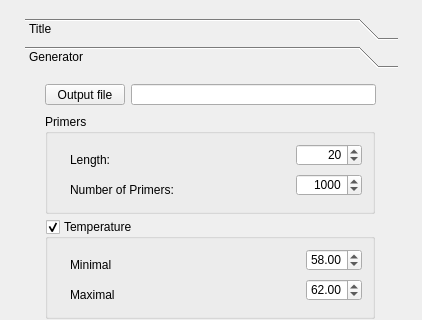
This is form.ui in miskiewiczm/dna_bits as Qt 5 draws it before an edit; both pictures show x 0 to 422 and y 0 to 320 of the 422 by 715 pixel window. The edited form follows.
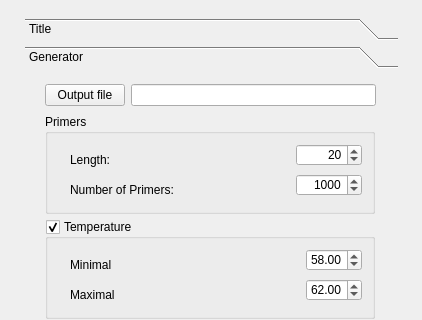
This is the edited form. The open tabs and pages were chosen to show the change.

Commit message: add ui bits height changes

Patch:
```diff
--- a/form.ui
+++ b/form.ui
@@ -441,7 +441,7 @@
         <x>20</x>
         <y>10</y>
         <width>331</width>
-        <height>21</height>
+        <height>24</height>
        </rect>
       </property>
       <layout class="QFormLayout" name="formLayout">
```
Left out of the diff: 2 changed lines with no effect on the pictures. The commit also changes 1 other file.
